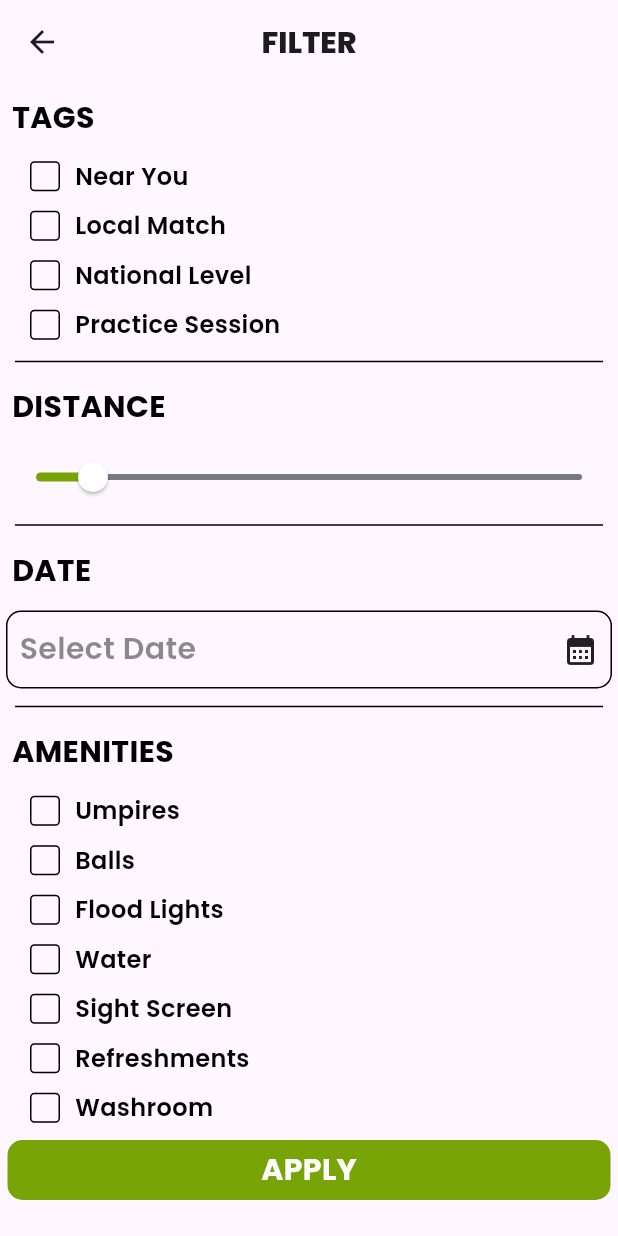
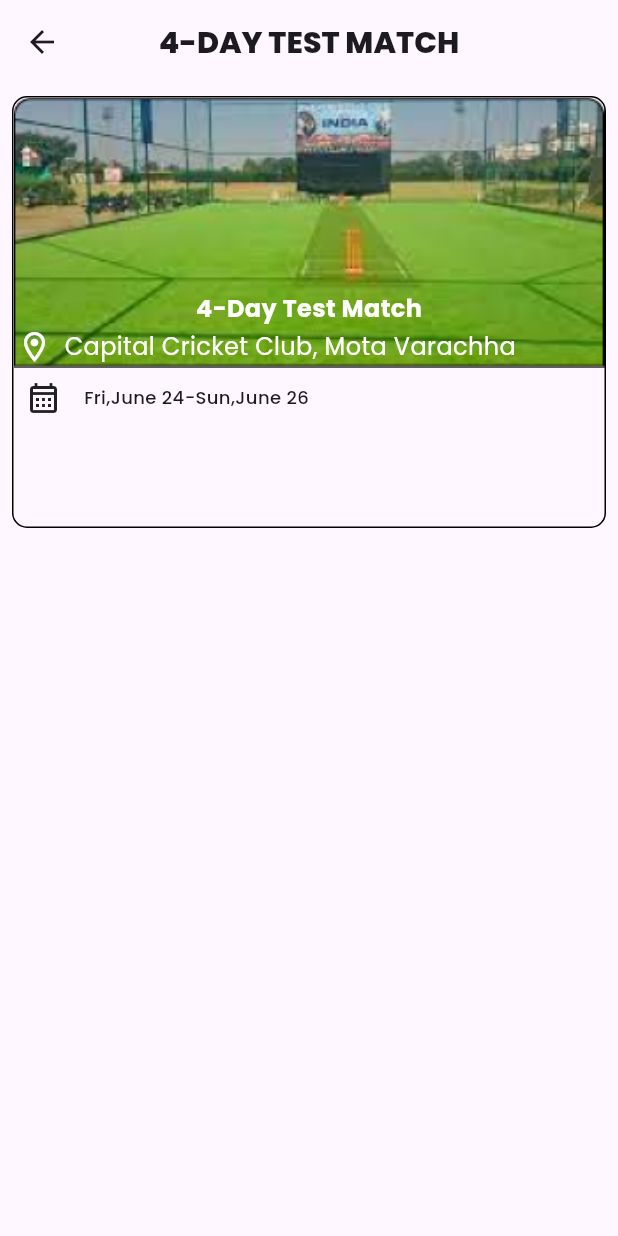
Before and after one commit to nidhamkacha/boxcricket, a Flutter app: the screen it shows after launch, on a phone screen of 412 x 824 dp. Run offline on Flutter 3.47's test engine with Material 3 defaults, Android fonts, the phone set to English and light mode, and no system bars; our stand-ins replace google_fonts.

Commit message:
22-2-24
Signed-off-by: Nidham Kacha <nidham78@gmail.com>

```diff
--- /dev/null
+++ b/lib/EventsScreen/Detail_Screen.dart
@@ -0,0 +1,100 @@
+import 'package:flutter/material.dart';
+import 'package:google_fonts/google_fonts.dart';
+
+class Details extends StatefulWidget {
+  const Details({super.key});
+
+  @override
+  State<Details> createState() => _DetailsState();
+}
+
+class _DetailsState extends State<Details> {
+  @override
+  Widget build(BuildContext context) {
+    return Scaffold(
+      appBar: AppBar(
+        leading: Icon(Icons.arrow_back),
+        centerTitle: true,
+        title: Text(
+          "4-DAY TEST MATCH",
+          style: GoogleFonts.poppins(fontSize: 20, fontWeight: FontWeight.w800),
+        ),
+      ),
+      body: Column(
+        children: [
+          Container(
+            margin: EdgeInsets.all(8),
+            height: 288,
+            width: double.infinity,
+            decoration: BoxDecoration(
+                border: Border.all(), borderRadius: BorderRadius.circular(10)),
+            child: Column(
+              children: [
+                Container(
+                  height: 180,
+                  child: Column(
+                    mainAxisAlignment: MainAxisAlignment.end,
+                    children: [
+                      Text(
+                        "4-Day Test Match",
+                        style: GoogleFonts.poppins(
+                          fontSize: 16,
+                          fontWeight: FontWeight.w700,
+                          color: Colors.white,
+                        ),
+                      ),
+                      Padding(
+                        padding: const EdgeInsets.all(2.0),
+                        child: Row(
+                          children: [
+                            Icon(
+                              Icons.location_on_outlined,
+                              color: Colors.white,
+                            ),
+                            Padding(
+                              padding: const EdgeInsets.only(left: 8.0),
+                              child: Column(
+                                crossAxisAlignment: CrossAxisAlignment.start,
+                                children: [
+                                  Text("Capital Cricket Club, Mota Varachha ",
+                                      style: GoogleFonts.poppins(
+                                          fontSize: 16,
+                                          fontWeight: FontWeight.w400,
+                                          color: Colors.white)),
+                                ],
+                              ),
+                            ),
+                          ],
+                        ),
+                      ),
+                    ],
+                  ),
+                  decoration: BoxDecoration(
+                      image: DecorationImage(
+                          image: AssetImage("assets/images/Rectangle 412.png"),
+                          fit: BoxFit.fill)),
+                ),
+                Padding(
+                  padding: const EdgeInsets.all(8.0),
+                  child: Row(
+                    children: [
+                      Icon(Icons.calendar_month_outlined),
+                      SizedBox(
+                        width: 15,
+                      ),
+                      Text(
+                        "Fri,June 24-Sun,June 26",
+                        style: GoogleFonts.poppins(
+                            fontSize: 12, fontWeight: FontWeight.w500),
+                      )
+                    ],
+                  ),
+                )
+              ],
+            ),
+          ),
+        ],
+      ),
+    );
+  }
+}
--- a/lib/main.dart
+++ b/lib/main.dart
@@ -1,3 +1,4 @@
+import 'package:boxcricket/EventsScreen/Detail_Screen.dart';
 import 'package:boxcricket/EventsScreen/Filter_Screen.dart';
 import 'package:boxcricket/EventsScreen/event_screen.dart';
 import 'package:boxcricket/HomeScreens/Discover_Screen.dart';
@@ -41,7 +42,8 @@ class MyApp extends StatelessWidget {
       // home: DetailScreen(),
       // home: PaymentScreen(),
       // home: EventScreen(),
-      home: FilterScreen(),
+      // home: FilterScreen(),
+      home: Details(),
     );
   }
 }
```
Also changed, not shown: pubspec.lock.
